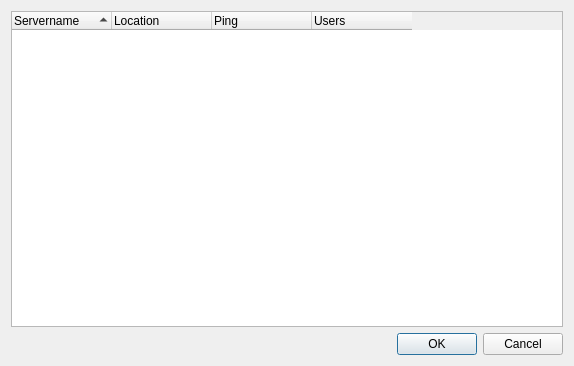
Before: the Qt Designer form src/mumble/ConnectDialog.ui in mumble-voip/mumble, drawn with Qt 5.
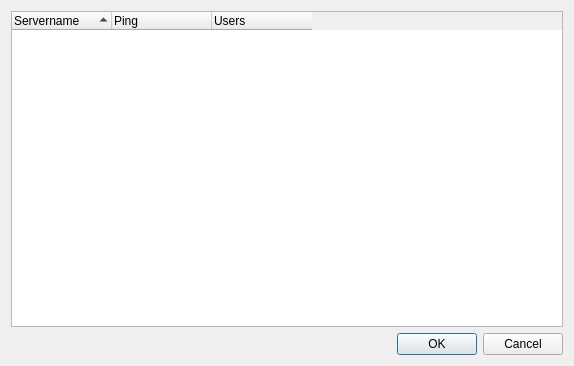
After: the same form once the commit is applied. Custom widgets are drawn as their Qt base class.

Commit message: Hierarchical connect dialog

```diff
--- a/src/mumble/ConnectDialog.ui
+++ b/src/mumble/ConnectDialog.ui
@@ -29,7 +29,7 @@
       <bool>true</bool>
      </property>
      <property name="rootIsDecorated">
-      <bool>false</bool>
+      <bool>true</bool>
      </property>
      <property name="uniformRowHeights">
       <bool>true</bool>
@@ -48,11 +48,6 @@
        <string>Servername</string>
       </property>
      </column>
-     <column>
-      <property name="text">
-       <string>Location</string>
-      </property>
-     </column>
      <column>
       <property name="text">
        <string>Ping</string>
```
Left out of the diff: 17 changed lines with no effect on the pictures. The commit also changes 5 other files.
